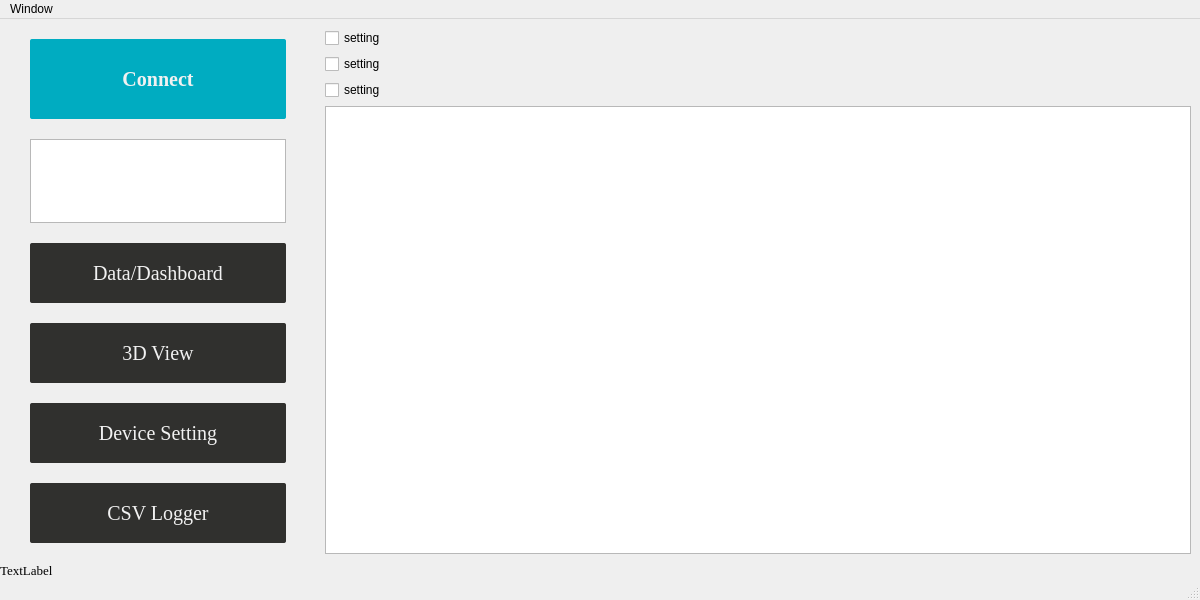
dongFangTuring/CHCenter, file CHCenter/baseform.ui: the form before one commit.
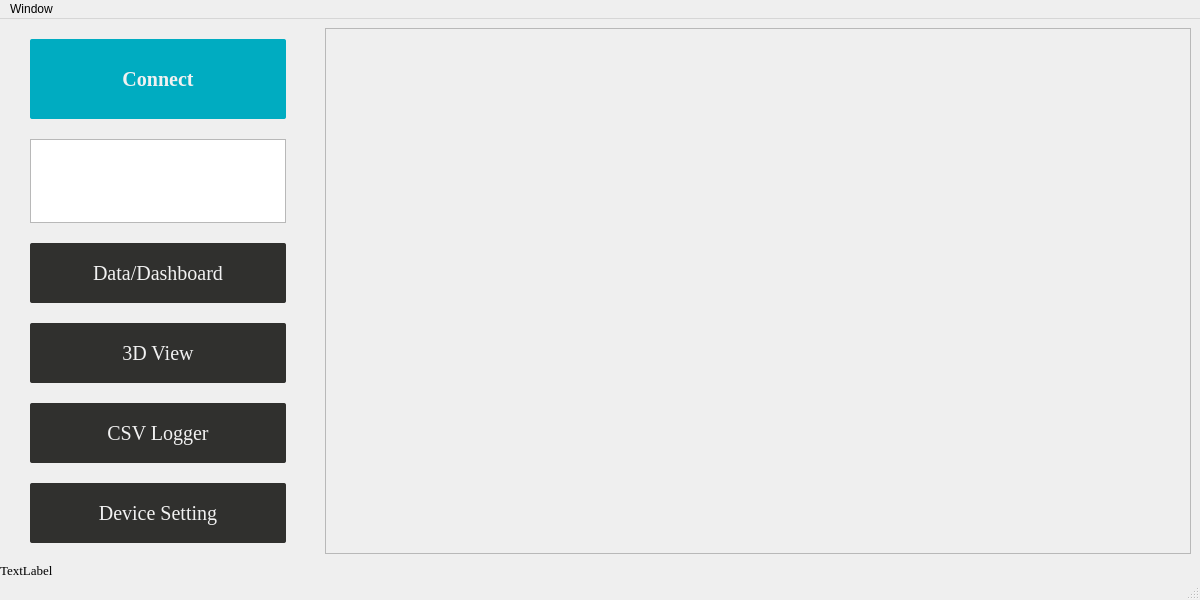
The form after the commit. The open tabs and pages were chosen to show the change.

What changed in the file:
```diff
--- a/CHCenter/baseform.ui
+++ b/CHCenter/baseform.ui
@@ -299,7 +299,7 @@
 </string>
            </property>
            <property name="text">
-            <string>Device Setting</string>
+            <string>CSV Logger</string>
            </property>
           </widget>
          </item>
@@ -352,7 +352,7 @@
 </string>
            </property>
            <property name="text">
-            <string>CSV Logger</string>
+            <string>Device Setting</string>
            </property>
            <property name="flat">
             <bool>false</bool>
@@ -1327,34 +1327,6 @@
           </item>
          </layout>
         </widget>
-        <widget class="QWidget" name="PageSetting">
-         <layout class="QVBoxLayout" name="verticalLayout_5">
-          <item>
-           <widget class="QCheckBox" name="checkBox_3">
-            <property name="text">
-             <string>setting</string>
-            </property>
-           </widget>
-          </item>
-          <item>
-           <widget class="QCheckBox" name="checkBox_2">
-            <property name="text">
-             <string>setting</string>
-            </property>
-           </widget>
-          </item>
-          <item>
-           <widget class="QCheckBox" name="checkBox">
-            <property name="text">
-             <string>setting</string>
-            </property>
-           </widget>
-          </item>
-          <item>
-           <widget class="QTextBrowser" name="textBrowser"/>
-          </item>
-         </layout>
-        </widget>
         <widget class="QWidget" name="PageLogger">
          <layout class="QHBoxLayout" name="horizontalLayout_8">
           <item>
@@ -1379,6 +1351,32 @@
           </item>
          </layout>
         </widget>
+        <widget class="QWidget" name="PageSetting">
+         <layout class="QVBoxLayout" name="verticalLayout_5">
+          <item>
+           <widget class="QScrollArea" name="PageSettingScroll">
+            <property name="widgetResizable">
+             <bool>true</bool>
+            </property>
+            <widget class="QWidget" name="PageSettingScrollContents">
+             <property name="geometry">
+              <rect>
+               <x>0</x>
+               <y>0</y>
+               <width>858</width>
+               <height>502</height>
+              </rect>
+             </property>
+             <layout class="QVBoxLayout" name="verticalLayout_7">
+              <item>
+               <layout class="QVBoxLayout" name="PageSettingWidget"/>
+              </item>
+             </layout>
+            </widget>
+           </widget>
+          </item>
+         </layout>
+        </widget>
        </widget>
       </item>
      </layout>
```
Left out of the diff: 16 changed lines with no effect on the pictures.
